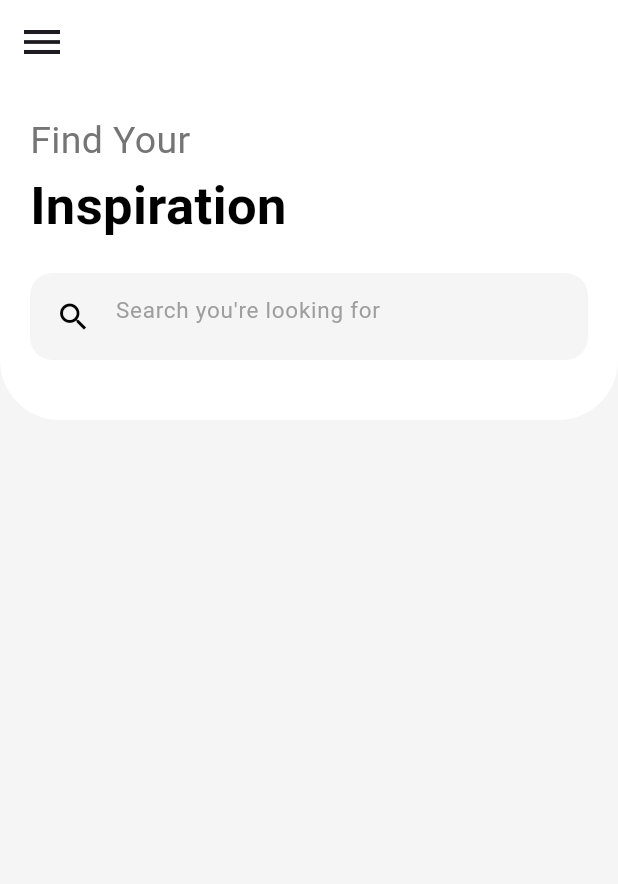
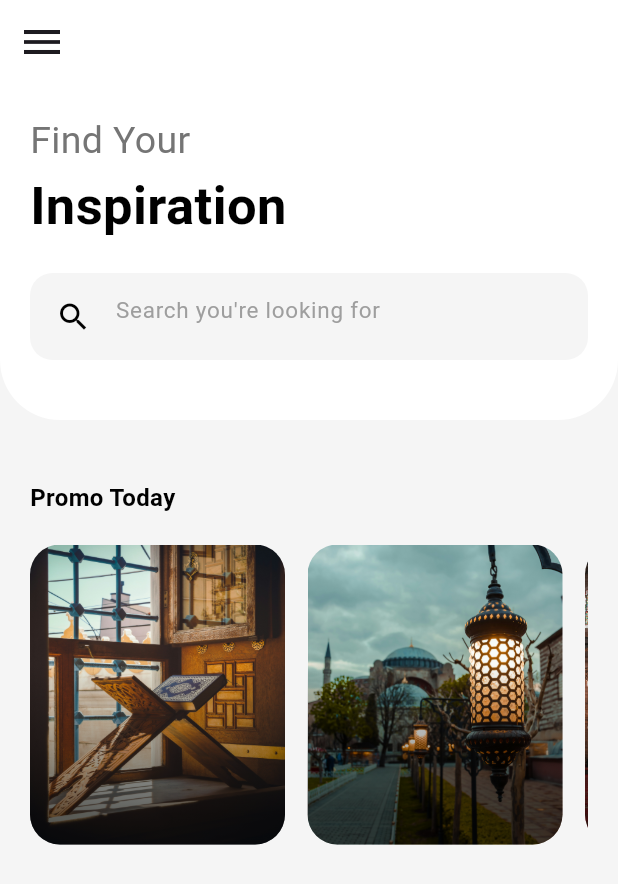
Before and after one commit to zaihcodes/flutter_inspiration_ui_app, a Flutter app: the screen it shows after launch, on a phone screen of 412 x 824 dp. Shown: the top 884 px of the screen. Run offline on Flutter 3.47's test engine with Material 3 defaults, Android fonts, the phone set to English and light mode, and no system bars.

Commit message:
added today promo

```diff
--- a/lib/main.dart
+++ b/lib/main.dart
@@ -1,4 +1,6 @@
+import 'package:flutter/cupertino.dart';
 import 'package:flutter/material.dart';
+import 'package:flutter/widgets.dart';
 
 void main() {
   runApp(const MyApp());
@@ -87,10 +89,76 @@ class HomeScreen extends StatelessWidget {
                   ],
                 ),
               ),
+
+              // Promo Today
+              const SizedBox(
+                height: 20,
+              ),
+              Padding(
+                padding: const EdgeInsets.all(20),
+                child: Column(
+                  crossAxisAlignment: CrossAxisAlignment.start,
+                  children: [
+                    const Text(
+                      'Promo Today',
+                      style: TextStyle(
+                          color: Colors.black,
+                          fontWeight: FontWeight.bold,
+                          fontSize: 16),
+                    ),
+                    const SizedBox(
+                      height: 20,
+                    ),
+                    SizedBox(
+                      width: double.infinity,
+                      height: 200,
+                      child: ListView(
+                        scrollDirection: Axis.horizontal,
+                        children: [
+                          promoCart('assets/images/image2.jpg'),
+                          const SizedBox(
+                            width: 15,
+                          ),
+                          promoCart('assets/images/image4.jpg'),
+                          const SizedBox(
+                            width: 15,
+                          ),
+                          promoCart('assets/images/image3.jpg'),
+                        ],
+                      ),
+                    ),
+                  ],
+                ),
+              ),
             ],
           ),
         ),
       ),
     );
   }
+
+  Widget promoCart(String image) {
+    return AspectRatio(
+      aspectRatio: 1.7 / 2,
+      child: Container(
+        decoration: BoxDecoration(
+          borderRadius: BorderRadius.circular(20),
+          image: DecorationImage(image: AssetImage(image), fit: BoxFit.cover),
+        ),
+        child: Container(
+          decoration: BoxDecoration(
+              borderRadius: BorderRadius.circular(20),
+              gradient: LinearGradient(
+                begin: Alignment.bottomCenter,
+                end: Alignment.topCenter,
+                stops: const [0.1, 0.6],
+                colors: [
+                  Colors.black.withOpacity(0.6),
+                  Colors.black.withOpacity(0)
+                ],
+              )),
+        ),
+      ),
+    );
+  }
 }
--- a/pubspec.yaml
+++ b/pubspec.yaml
@@ -59,9 +59,8 @@ flutter:
   uses-material-design: true
 
   # To add assets to your application, add an assets section, like this:
-  # assets:
-  #   - images/a_dot_burr.jpeg
-  #   - images/a_dot_ham.jpeg
+  assets:
+    - assets/images/
 
   # An image asset can refer to one or more resolution-specific "variants", see
   # https://flutter.dev/assets-and-images/#resolution-aware
```
Also changed, not shown: assets/images/image2.jpg (added), assets/images/image3.jpg (added), assets/images/image4.jpg (added), assets/images/image5.jpg (added).
